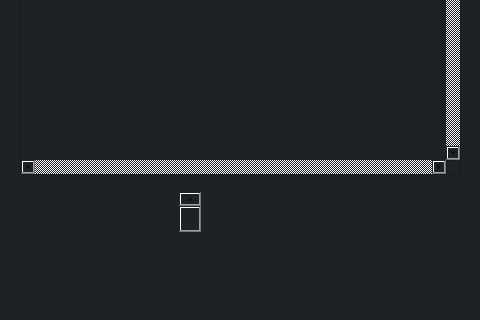
Before: the Qt Designer form QT_Application/main_window.ui in GeekTech-mirror/qt-cybersecurity_lesson, drawn with Qt 5; both pictures show x 0 to 480 and y 386 to 706 of the 480 by 800 pixel window.
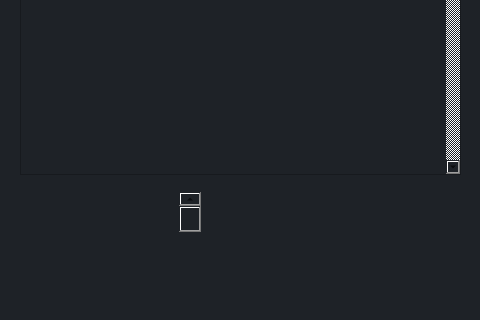
After: the same form once the commit is applied. Icons and pictures are not drawn.

Commit message: fix: adjust TreeView ScrollBar's Pseudo Header based on HeaderView height   - The top of the Scrollbar matches the HeaderView's color to appear     underneath the header

```diff
--- a/QT_Application/main_window.ui
+++ b/QT_Application/main_window.ui
@@ -366,7 +366,7 @@
          <enum>Qt::ScrollBarAlwaysOn</enum>
         </property>
         <property name="horizontalScrollBarPolicy">
-         <enum>Qt::ScrollBarAlwaysOn</enum>
+         <enum>Qt::ScrollBarAlwaysOff</enum>
         </property>
         <property name="selectionMode">
          <enum>QAbstractItemView::NoSelection</enum>
```
The commit also changes 4 other files.
